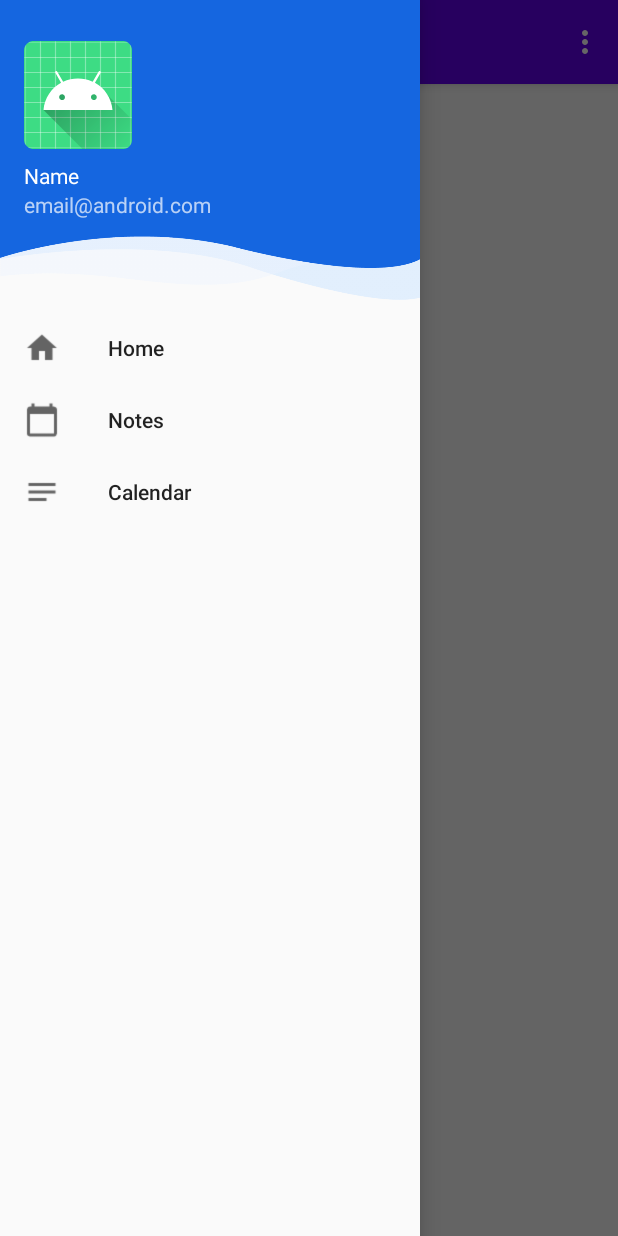
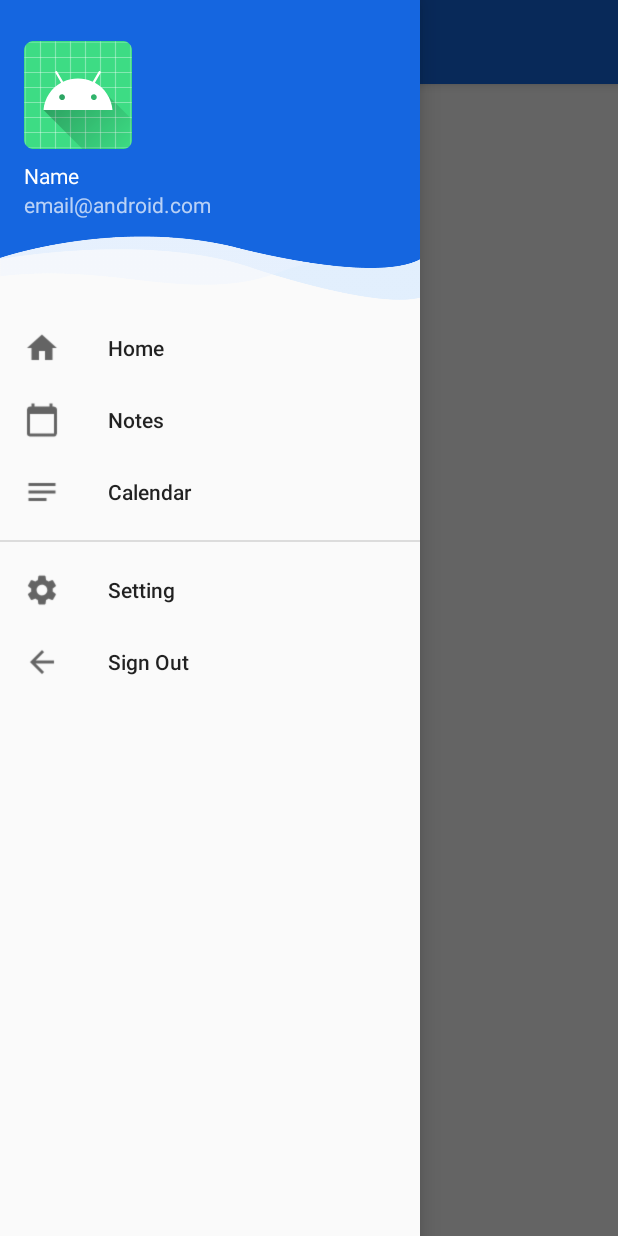
Before and after one commit to Finestarix/Android_Chronotes, an Android app: the HomeActivity screen opened directly, with no data from a screen before it, with the side drawer open, on a phone screen of 412 x 824 dp. Run offline under Robolectric (Android 15) with nearby library versions, the phone set to English and light mode, and no system bars; our stand-ins replace navigation-ui; 3 statements that could not run were skipped.

Commit message:
Fix Navigation Drawer

```diff
--- a/app/src/main/java/edu/bluejack19_2/chronotes/home/HomeActivity.java
+++ b/app/src/main/java/edu/bluejack19_2/chronotes/home/HomeActivity.java
@@ -1,8 +1,14 @@
 package edu.bluejack19_2.chronotes.home;
 
+import android.content.Intent;
 import android.os.Bundle;
+import android.util.Log;
 import android.view.Menu;
+import android.view.MenuItem;
+import android.view.View;
+import android.widget.TextView;
 
+import androidx.annotation.NonNull;
 import androidx.appcompat.app.AppCompatActivity;
 import androidx.appcompat.widget.Toolbar;
 import androidx.drawerlayout.widget.DrawerLayout;
@@ -14,6 +20,8 @@ import androidx.navigation.ui.NavigationUI;
 import com.google.android.material.navigation.NavigationView;
 
 import edu.bluejack19_2.chronotes.R;
+import edu.bluejack19_2.chronotes.model.User;
+import edu.bluejack19_2.chronotes.utils.SessionStorage;
 
 public class HomeActivity extends AppCompatActivity {
 
@@ -29,14 +37,43 @@ public class HomeActivity extends AppCompatActivity {
 
         DrawerLayout drawer = findViewById(R.id.drawer_layout);
         NavigationView navigationView = findViewById(R.id.nav_view);
+        navigationView.setNavigationItemSelectedListener(item -> {
+
+            // TODO: Bug - Not Trigger
+
+            if (item.getItemId() == R.id.nav_sign_out) {
+                // TODO: Clear Session Google Sign In
+
+                SessionStorage.removeSessionStorage(HomeActivity.this);
+                goToLogin();
+            }
+
+            return true;
+        });
 
         mAppBarConfiguration = new AppBarConfiguration.Builder(
-                R.id.nav_home, R.id.nav_notes, R.id.nav_calendar)
+                R.id.nav_home, R.id.nav_notes, R.id.nav_calendar, R.id.nav_setting, R.id.nav_sign_out)
                 .setDrawerLayout(drawer)
                 .build();
         NavController navController = Navigation.findNavController(this, R.id.nav_host_fragment);
         NavigationUI.setupActionBarWithNavController(this, navController, mAppBarConfiguration);
         NavigationUI.setupWithNavController(navigationView, navController);
+
+        // TODO: Change Profile by Google Sign In
+
+        User user = SessionStorage.getSessionStorage(this);
+        if(user != null) {
+            View view = navigationView.getHeaderView(0);
+            TextView nameTextView = view.findViewById(R.id.name_user_login);
+            nameTextView.setText(user.getName());
+            TextView emailTextView = view.findViewById(R.id.email_user_login);
+            emailTextView.setText(user.getEmail());
+        }
+    }
+
+    @Override
+    protected void onStart() {
+        super.onStart();
     }
 
     @Override
@@ -52,4 +89,9 @@ public class HomeActivity extends AppCompatActivity {
                 || super.onSupportNavigateUp();
     }
 
+    private void goToLogin() {
+        Intent intentToLogin = getIntent();
+        intentToLogin.addFlags(Intent.FLAG_ACTIVITY_NEW_TASK | Intent.FLAG_ACTIVITY_CLEAR_TASK);
+        startActivity(intentToLogin);
+    }
 }
--- a/app/src/main/java/edu/bluejack19_2/chronotes/login_register/LoginActivity.java
+++ b/app/src/main/java/edu/bluejack19_2/chronotes/login_register/LoginActivity.java
@@ -123,7 +123,7 @@ public class LoginActivity extends AppCompatActivity {
                                 loginStatus = (PasswordHandler.validatePassword(password, hashPasswordOriginal)) ? "success" : "no-data";
 
                                 if(loginStatus.equals("success")) {
-                                    SessionStorage.setSessionStorage(LoginActivity.this, user.getId());
+                                    SessionStorage.setSessionStorage(LoginActivity.this, user);
                                 }
                             }).
                             addOnFailureListener(e -> loginStatus = "failed");
--- a/app/src/main/res/layout/nav_header_home.xml
+++ b/app/src/main/res/layout/nav_header_home.xml
@@ -20,6 +20,7 @@
         app:srcCompat="@mipmap/ic_launcher_round" />
 
     <TextView
+        android:id="@+id/name_user_login"
         android:layout_width="match_parent"
         android:layout_height="wrap_content"
         android:paddingTop="@dimen/nav_header_vertical_spacing"
@@ -27,7 +28,7 @@
         android:textAppearance="@style/TextAppearance.AppCompat.Body1" />
 
     <TextView
-        android:id="@+id/textView"
+        android:id="@+id/email_user_login"
         android:layout_width="wrap_content"
         android:layout_height="wrap_content"
         android:text="@string/nav_header_subtitle" />
--- a/app/src/main/res/menu/activity_home_drawer.xml
+++ b/app/src/main/res/menu/activity_home_drawer.xml
@@ -3,7 +3,9 @@
     xmlns:tools="http://schemas.android.com/tools"
     tools:showIn="navigation_view">
 
-    <group android:checkableBehavior="single">
+    <group
+        android:id="@+id/menu_main"
+        android:checkableBehavior="single">
         <item
             android:id="@+id/nav_home"
             android:icon="@drawable/ic_menu_home"
@@ -17,4 +19,19 @@
             android:icon="@drawable/ic_menu_notes"
             android:title="@string/menu_calendar" />
     </group>
+
+    <group
+        android:id="@+id/menu_option"
+        android:checkableBehavior="single">
+        <item
+            android:id="@+id/nav_setting"
+            android:icon="@drawable/ic_menu_setting"
+            android:title="@string/menu_setting" />
+
+        <item
+            android:id="@+id/nav_sign_out"
+            android:icon="@drawable/ic_menu_sign_out"
+            android:title="@string/menu_sign_out" />
+    </group>
+
 </menu>
--- a/app/src/main/res/menu/home.xml
+++ b/app/src/main/res/menu/home.xml
@@ -1,9 +1,5 @@
 <?xml version="1.0" encoding="utf-8"?>
 <menu xmlns:android="http://schemas.android.com/apk/res/android"
     xmlns:app="http://schemas.android.com/apk/res-auto">
-    <item
-        android:id="@+id/action_settings"
-        android:orderInCategory="100"
-        android:title="@string/action_settings"
-        app:showAsAction="never" />
+
 </menu>
--- a/app/src/main/res/values/colors.xml
+++ b/app/src/main/res/values/colors.xml
@@ -1,8 +1,8 @@
 <?xml version="1.0" encoding="utf-8"?>
 <resources>
-    <color name="colorPrimary">#6200EE</color>
-    <color name="colorPrimaryDark">#3700B3</color>
-    <color name="colorAccent">#03DAC5</color>
+    <color name="colorPrimary">#1566e0</color>
+    <color name="colorPrimaryDark">#22264c</color>
+    <color name="colorAccent">#5F9EA0</color>
 
     <color name="backgroundLightColor">#1566e0</color>
     <color name="backgroundDarkColor">#22264c</color>
--- a/app/src/main/res/values/strings.xml
+++ b/app/src/main/res/values/strings.xml
@@ -59,6 +59,8 @@
     <string name="menu_home">Home</string>
     <string name="menu_notes">Notes</string>
     <string name="menu_calendar">Calendar</string>
+    <string name="menu_setting">Setting</string>
+    <string name="menu_sign_out">Sign Out</string>
 
     <string name="home_second">Home Second</string>
 
```
Also changed, not shown: app/src/main/java/edu/bluejack19_2/chronotes/utils/SessionStorage.java (+27 -4 lines), app/src/main/res/navigation/mobile_navigation.xml (+1 -19 lines), app/src/main/res/drawable/ic_menu_profile.png (added), app/src/main/res/drawable/ic_menu_setting.png (added), app/src/main/res/drawable/ic_menu_sign_out.png (added).
